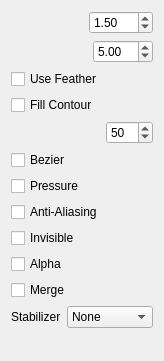
Old version of the form app/ui/tooloptions.ui in the repository pencil2d/pencil.
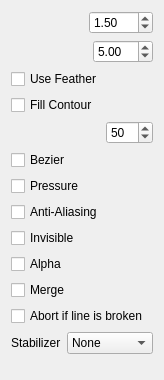
New version of the form. Custom widgets are drawn as their Qt base class.

The edit to the form file:
```diff
--- a/app/ui/tooloptions.ui
+++ b/app/ui/tooloptions.ui
@@ -7,7 +7,7 @@
     <x>0</x>
     <y>0</y>
     <width>164</width>
-    <height>361</height>
+    <height>380</height>
    </rect>
   </property>
   <property name="windowTitle">
@@ -178,6 +178,13 @@
      </property>
     </widget>
    </item>
+   <item>
+    <widget class="QCheckBox" name="abortFillBox">
+     <property name="text">
+      <string>Abort if line is broken</string>
+     </property>
+    </widget>
+   </item>
    <item>
     <layout class="QHBoxLayout" name="horizontalLayout_4" stretch="0,1">
      <item>
```
